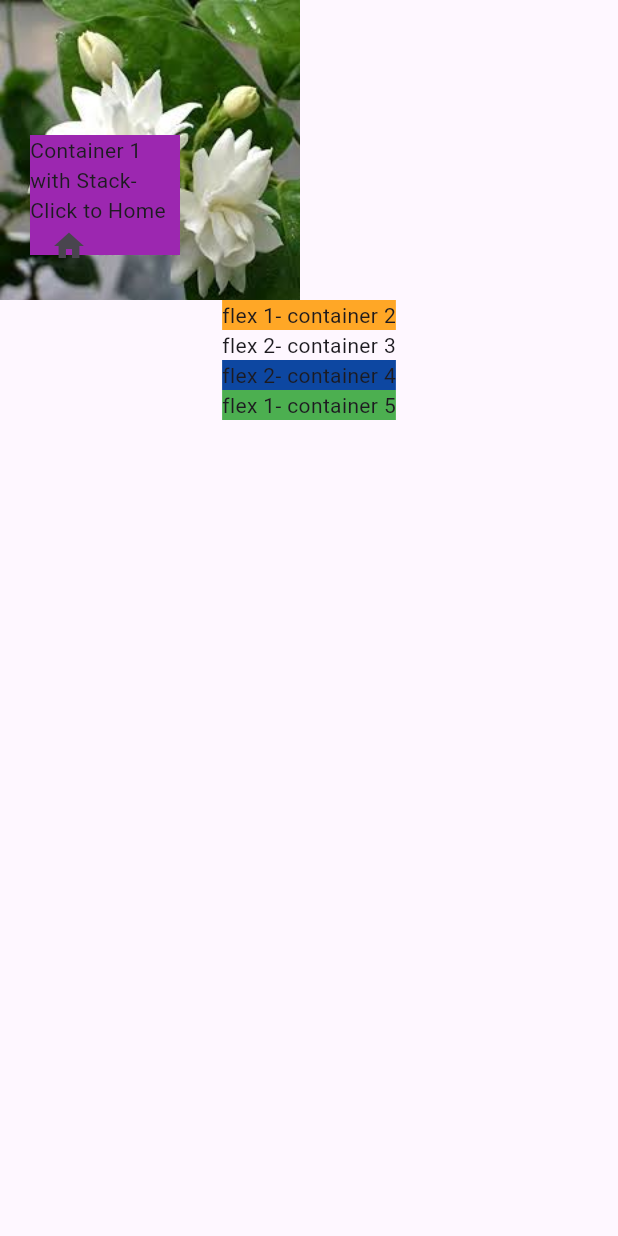
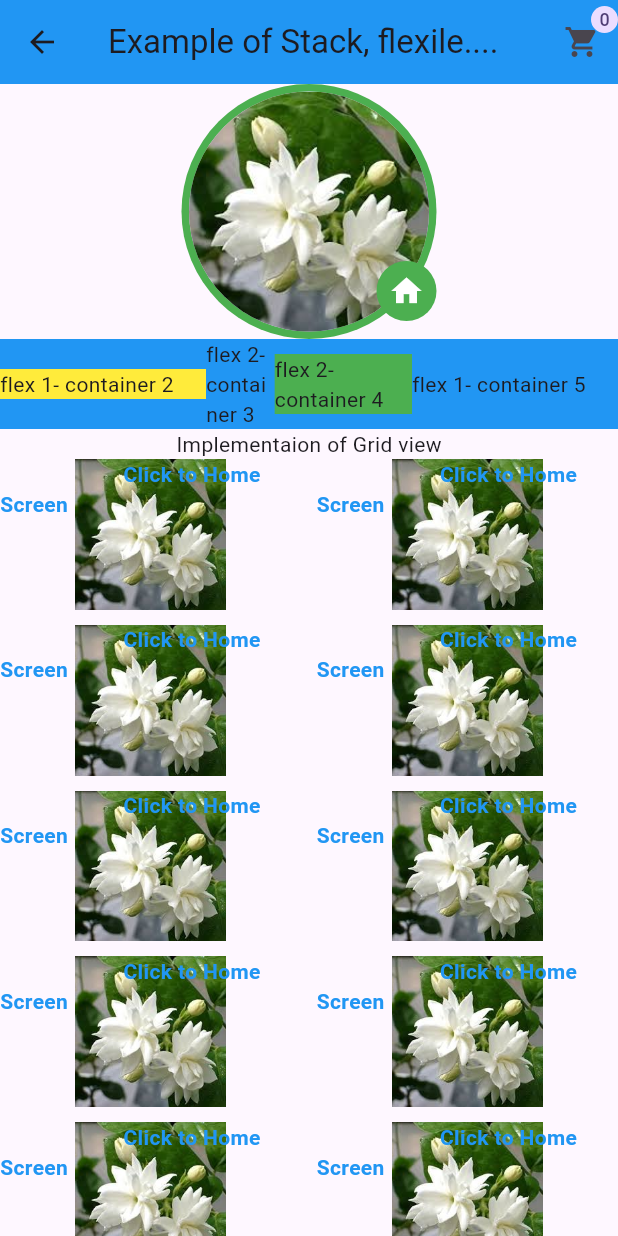
Before and after one commit to ShraddhaDeshmukh10/Training-peroid-app, a Flutter app: the Stack_Flexible screen opened by its route, on a phone screen of 412 x 824 dp. Run offline on Flutter 3.47's test engine with Material 3 defaults, Android fonts, the phone set to English and light mode, and no system bars; our stand-ins replace fluttertoast.

Commit message:
Added Stack, Grid, Toast Logic

```diff
--- a/lib/View/ToDO_App/home_screen.dart
+++ b/lib/View/ToDO_App/home_screen.dart
@@ -21,16 +21,19 @@ class _HomeScreenState extends State<HomeScreen> {
         backgroundColor: Colors.blue.shade500,
         actions: [
           IconButton(
+              tooltip: "Add Note Page",
               onPressed: () {
                 Navigator.pushReplacementNamed(context, Routes.addnote);
               },
               icon: Icon(Icons.note_add)),
           IconButton(
+              tooltip: "Click for Feedback Form",
               onPressed: () {
                 Navigator.pushNamed(context, Routes.userform);
               },
               icon: Icon(Icons.feed)),
           IconButton(
+              tooltip: "Click for Stack Example....",
               onPressed: () {
                 Navigator.pushNamed(context, Routes.stackcollection);
               },
@@ -102,9 +105,11 @@ class _HomeScreenState extends State<HomeScreen> {
                       trailing: IconButton(
                         icon: Icon(Icons.delete),
                         onPressed: () {
-                          setState(() {
-                            _tasks.removeAt(index);
-                          });
+                          _tasks.removeAt(index);
+                          setState(() {});
+                          // setState(() {
+                          //   _tasks.removeAt(index);
+                          // });
                         },
                       ),
                     ),
--- a/lib/View/ToDO_App/stack_coll.dart
+++ b/lib/View/ToDO_App/stack_coll.dart
@@ -1,3 +1,4 @@
+import 'package:flutter/cupertino.dart';
 import 'package:flutter/material.dart';
 import 'package:flutter/widgets.dart';
 import 'package:trail_demo/Resources/route.dart';
@@ -10,70 +11,130 @@ class Stack_Flexible extends StatefulWidget {
 }
 
 class _Stack_FlexibleState extends State<Stack_Flexible> {
+  int count = 0;
   @override
   Widget build(BuildContext context) {
     return Scaffold(
-      body: Column(
+      appBar: AppBar(
+        title: Text("Example of Stack, flexile...."),
+        backgroundColor: Colors.blue.shade500,
+        actions: [
+          Stack(alignment: Alignment.topRight, children: [
+            IconButton(
+                tooltip: "Click to add count",
+                onPressed: () {
+                  setState(() {
+                    count++;
+                  });
+                },
+                icon: Icon(Icons.shopping_cart)),
+            CircleAvatar(
+              radius: 9,
+              child: Text(
+                '$count',
+                style: TextStyle(fontSize: 12),
+              ),
+            )
+          ])
+        ],
+      ),
+      body: Container(
+        width: double.infinity,
+        child: Column(
           children: [
             Container(
-              width: double.infinity,
-              height: 200,
-              // decoration: BoxDecoration(
-              //     image:
-              //         DecorationImage(image: AssetImage("assets/mogra.jpg"))),
+                alignment: Alignment.center,
                 child: Stack(
+                  alignment: Alignment.bottomRight,
                   children: [
-                  Image.asset(
-                    "assets/mogra.jpg",
-                    fit: BoxFit.cover,
+                    CircleAvatar(
+                      radius: 85,
+                      backgroundColor: Colors.green,
+                      child: CircleAvatar(
+                        radius: 80,
+                        backgroundImage: AssetImage("assets/mogra.jpg"),
+                      ),
                     ),
                     Positioned(
-                      top: 90,
-                      left: 20,
-                      child: Container(
-                        child: Text("Container 1 with Stack- Click to Home"),
-                        width: 100,
-                        height: 80,
-                        color: Colors.purple,
-                      )),
-                  Positioned(
-                      top: 140,
-                      left: 22,
+                      top: 118,
+                      right: 0,
+                      child: CircleAvatar(
+                          backgroundColor: Colors.green,
                           child: IconButton(
+                              tooltip: "Go To Home Screen",
+                              color: Colors.white,
                               onPressed: () {
                                 Navigator.pushNamed(context, Routes.homescreen);
                               },
-                          icon: Icon(Icons.home)))
+                              icon: Icon(Icons.home))),
+                    ),
                   ],
                 )),
+            Container(
+              color: Colors.blue,
+              child: Row(
+                mainAxisSize: MainAxisSize.max,
+                children: [
                   Flexible(
-            flex: 2,
+                    flex: 3,
                     child: Container(
-              child: Text("flex 1- container 2"),
-              color: Colors.orange.shade400,
-            ),
+                        color: Colors.yellow,
+                        width: 200,
+                        child: Text("flex 1- container 2")),
                   ),
                   Flexible(
                     flex: 1,
                     child: Container(
-              child: Text("flex 2- container 3"),
-            ),
-          ),
-          Flexible(
-            flex: 1,
-            child: Container(
-              child: Text("flex 2- container 4"),
-              color: Colors.blue.shade900,
-            ),
+                        width: 200, child: Text("flex 2- container 3")),
                   ),
                   Flexible(
                     flex: 2,
                     child: Container(
-              child: Text("flex 1- container 5"),
                         color: Colors.green,
+                        width: 200,
+                        child: Text("flex 2- container 4")),
+                  ),
+                  Flexible(
+                    flex: 3,
+                    child: Container(
+                        width: 200, child: Text("flex 1- container 5")),
+                  ),
+                ],
               ),
             ),
+            Container(
+              child: Text("Implementaion of Grid view"),
+            ),
+            Container(
+                child: Expanded(
+              child: GridView.count(
+                  crossAxisCount: 2,
+                  crossAxisSpacing: 10.0,
+                  mainAxisSpacing: 10.0,
+                  shrinkWrap: true,
+                  childAspectRatio: 2.0,
+                  children: List.generate(20, (index) {
+                    return GestureDetector(
+                      onTap: () {
+                        Navigator.pushNamed(context, Routes.homescreen);
+                      },
+                      child: Container(
+                          decoration: const BoxDecoration(
+                              image: DecorationImage(
+                                  image: AssetImage(
+                            "assets/mogra.jpg",
+                          ))),
+                          child: const Text(
+                            "                      Click to Home Screen",
+                            style: TextStyle(
+                                color: Colors.blue,
+                                fontWeight: FontWeight.bold),
+                          )),
+                    );
+                  })),
+            ))
           ],
+        ),
       ),
     );
   }
--- a/lib/View/ToDO_App/user_details.dart
+++ b/lib/View/ToDO_App/user_details.dart
@@ -17,7 +17,7 @@ class _User_Details_FeedbackformState extends State<User_Details_Feedbackform> {
   bool? value1 = false;
   bool? value2 = false;
   bool? value3 = false;
-  String dropdownvalue = 'Borivali';
+  String dropdownvalue = '';
   var items = [
     'Borivali',
     'Thane',
@@ -28,12 +28,15 @@ class _User_Details_FeedbackformState extends State<User_Details_Feedbackform> {
     'Satara',
     'Bhivandi',
   ];
+  var _genderlist = ["Female", "Male"];
 
   @override
   void initState() {
     // TODO: implement initState
     super.initState();
     _loading;
+    dropdownvalue = items.last;
+    _selectedopt = _genderlist.first;
   }
 
   @override
@@ -64,19 +67,26 @@ class _User_Details_FeedbackformState extends State<User_Details_Feedbackform> {
                     Padding(
                       padding: const EdgeInsets.all(8.0),
                       child: TextFormField(
-                        inputFormatters: [
-                          FilteringTextInputFormatter.allow(RegExp(r'[a-zA-Z]'))
-                        ],
+                        // inputFormatters: [
+                        //   FilteringTextInputFormatter.allow(RegExp(r'[a-zA-Z]'))
+                        // ],
                         decoration: InputDecoration(
                           border: OutlineInputBorder(),
                           labelText: "Enter Your Name",
                           prefixIcon: Icon(Icons.person),
                         ),
-                        onChanged: (value) {
-                          Fluttertoast.showToast(
-                              msg: "Enter Alphabets Only",
-                              backgroundColor: Colors.blue.shade300);
+                        validator: (value) {
+                          if (!RegExp(r'^[a-zA-Z]+$').hasMatch(value!)) {
+                            Fluttertoast.showToast(
+                                msg: "We accept Alphabets Only",
+                                backgroundColor: Colors.blue.shade300);
+                          }
                         },
+                        // onChanged: (value) {
+                        //   Fluttertoast.showToast(
+                        //       msg: "Enter Alphabets Only",
+                        //       backgroundColor: Colors.blue.shade300);
+                        // },
                       ),
                     ),
                     Container(
@@ -88,7 +98,7 @@ class _User_Details_FeedbackformState extends State<User_Details_Feedbackform> {
                     ),
                     RadioListTile(
                         title: Text("Female"),
-                        value: "Female",
+                        value: _genderlist[0],
                         groupValue: _selectedopt,
                         onChanged: (value) {
                           setState(() {
@@ -97,7 +107,7 @@ class _User_Details_FeedbackformState extends State<User_Details_Feedbackform> {
                         }),
                     RadioListTile(
                         title: Text("Male"),
-                        value: "Male",
+                        value: _genderlist[1],
                         groupValue: _selectedopt,
                         onChanged: (value) {
                           setState(() {
```
Lines whose indentation alone changed are shown as unchanged.
